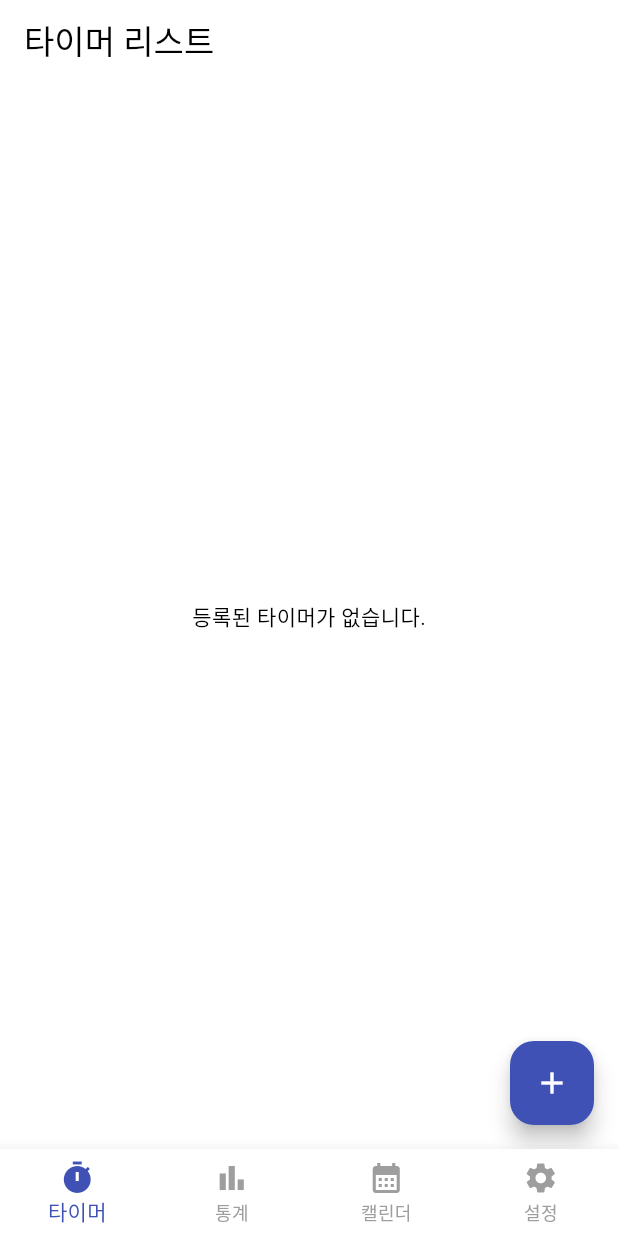
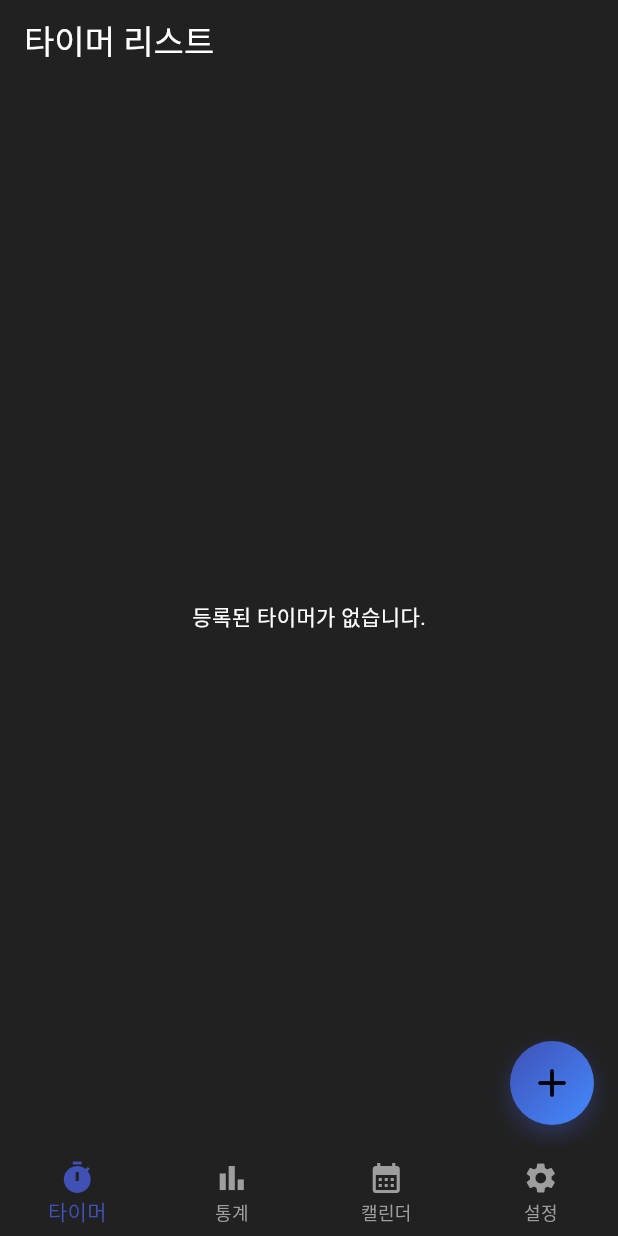
Before and after one commit to dahli4/timerapp, a Flutter app: the screen it shows after launch, on a phone screen of 412 x 824 dp. Run offline on Flutter 3.47's test engine with Material 3 defaults, Android fonts, the light colour scheme and no system bars; our stand-ins replace hive, hive_flutter, table_calendar; accounts and stored records are empty.

Commit message:
[Feat] 다크모드로 변경, 플로팅버튼 수정

```diff
--- a/lib/features/timer_list/timer_list_screen.dart
+++ b/lib/features/timer_list/timer_list_screen.dart
@@ -119,9 +119,28 @@ class _TimerListScreenState extends State<TimerListScreen> {
                   );
                 },
               ),
-      floatingActionButton: FloatingActionButton(
-        onPressed: _showAddTimerDialog,
-        child: const Icon(Icons.add),
+      floatingActionButton: Container(
+        decoration: BoxDecoration(
+          shape: BoxShape.circle,
+          gradient: LinearGradient(
+            colors: [Colors.indigo, Colors.blueAccent],
+            begin: Alignment.topLeft,
+            end: Alignment.bottomRight,
+          ),
+          boxShadow: [
+            BoxShadow(
+              color: Colors.indigo.withOpacity(0.4),
+              blurRadius: 12,
+              offset: Offset(0, 6),
+            ),
+          ],
+        ),
+        child: FloatingActionButton(
+          onPressed: _showAddTimerDialog,
+          backgroundColor: Colors.transparent, // gradient가 보이도록
+          elevation: 0,
+          child: const Icon(Icons.add_rounded, size: 32),
+        ),
       ),
     );
   }
--- a/lib/main.dart
+++ b/lib/main.dart
@@ -23,9 +23,9 @@ class StudyTimerApp extends StatelessWidget {
       title: '공시생 타이머',
       debugShowCheckedModeBanner: false,
       theme: ThemeData(
-        colorScheme: ColorScheme.light(
+        colorScheme: ColorScheme.dark(
           primary: Colors.indigo,
-          surface: Colors.white,
+          surface: Colors.grey[900]!,
         ),
         useMaterial3: true,
       ),
```
Also changed, not shown: 9 other files.
